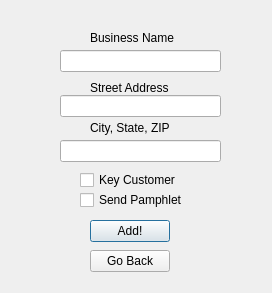
This is Project2/addcustomer.ui in msamatar0/Project2 as Qt 5 draws it before an edit. The edited form follows.
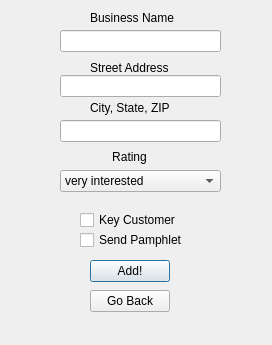
This is the edited form.

Patch:
```diff
--- a/Project2/addcustomer.ui
+++ b/Project2/addcustomer.ui
@@ -7,7 +7,7 @@
     <x>0</x>
     <y>0</y>
     <width>272</width>
-    <height>293</height>
+    <height>345</height>
    </rect>
   </property>
   <property name="windowTitle">
@@ -17,7 +17,7 @@
    <property name="geometry">
     <rect>
      <x>60</x>
-     <y>50</y>
+     <y>30</y>
      <width>161</width>
      <height>22</height>
     </rect>
@@ -27,7 +27,7 @@
    <property name="geometry">
     <rect>
      <x>60</x>
-     <y>95</y>
+     <y>75</y>
      <width>161</width>
      <height>22</height>
     </rect>
@@ -37,7 +37,7 @@
    <property name="geometry">
     <rect>
      <x>60</x>
-     <y>140</y>
+     <y>120</y>
      <width>161</width>
      <height>22</height>
     </rect>
@@ -47,7 +47,7 @@
    <property name="geometry">
     <rect>
      <x>80</x>
-     <y>170</y>
+     <y>210</y>
      <width>111</width>
      <height>20</height>
     </rect>
@@ -60,7 +60,7 @@
    <property name="geometry">
     <rect>
      <x>80</x>
-     <y>190</y>
+     <y>230</y>
      <width>131</width>
      <height>20</height>
     </rect>
@@ -73,7 +73,7 @@
    <property name="geometry">
     <rect>
      <x>90</x>
-     <y>220</y>
+     <y>260</y>
      <width>80</width>
      <height>22</height>
     </rect>
@@ -86,7 +86,7 @@
    <property name="geometry">
     <rect>
      <x>90</x>
-     <y>250</y>
+     <y>290</y>
      <width>80</width>
      <height>22</height>
     </rect>
@@ -99,7 +99,7 @@
    <property name="geometry">
     <rect>
      <x>90</x>
-     <y>30</y>
+     <y>10</y>
      <width>101</width>
      <height>16</height>
     </rect>
@@ -112,7 +112,7 @@
    <property name="geometry">
     <rect>
      <x>90</x>
-     <y>80</y>
+     <y>60</y>
      <width>101</width>
      <height>16</height>
     </rect>
@@ -125,7 +125,7 @@
    <property name="geometry">
     <rect>
      <x>90</x>
-     <y>120</y>
+     <y>100</y>
      <width>101</width>
      <height>16</height>
     </rect>
@@ -134,6 +134,49 @@
     <string>City, State, ZIP</string>
    </property>
   </widget>
+  <widget class="QComboBox" name="comboBox_rating">
+   <property name="geometry">
+    <rect>
+     <x>60</x>
+     <y>170</y>
+     <width>161</width>
+     <height>22</height>
+    </rect>
+   </property>
+   <item>
+    <property name="text">
+     <string>very interested</string>
+    </property>
+   </item>
+   <item>
+    <property name="text">
+     <string>somewhat interested</string>
+    </property>
+   </item>
+   <item>
+    <property name="text">
+     <string>not interested</string>
+    </property>
+   </item>
+   <item>
+    <property name="text">
+     <string>never call me again</string>
+    </property>
+   </item>
+  </widget>
+  <widget class="QLabel" name="label_4">
+   <property name="geometry">
+    <rect>
+     <x>100</x>
+     <y>150</y>
+     <width>59</width>
+     <height>14</height>
+    </rect>
+   </property>
+   <property name="text">
+    <string>&lt;html&gt;&lt;head/&gt;&lt;body&gt;&lt;p align=&quot;center&quot;&gt;Rating&lt;/p&gt;&lt;/body&gt;&lt;/html&gt;</string>
+   </property>
+  </widget>
  </widget>
  <resources/>
  <connections/>
```
